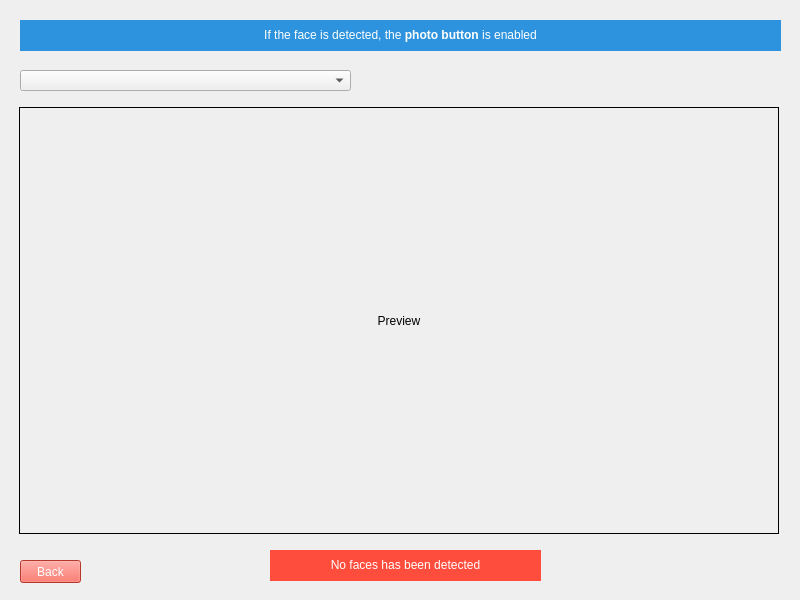
The window that LeonCam/NewPhoto.ui (kazimierczak-robert/LeonCam) describes before a commit, drawn with Qt 5.
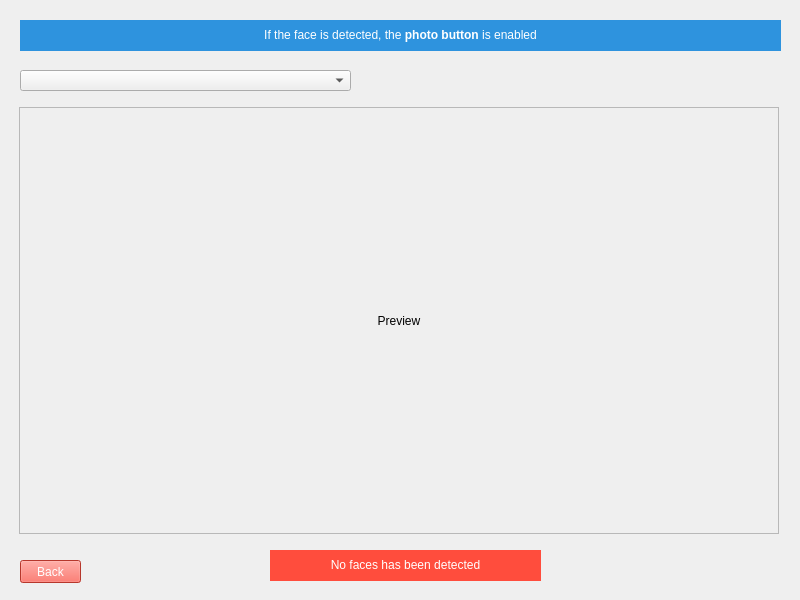
The same window after the commit. Icons and pictures are not drawn.

Diff of the .ui file:
```diff
--- a/LeonCam/NewPhoto.ui
+++ b/LeonCam/NewPhoto.ui
@@ -45,7 +45,7 @@
     </rect>
    </property>
    <property name="frameShape">
-    <enum>QFrame::Box</enum>
+    <enum>QFrame::StyledPanel</enum>
    </property>
    <property name="text">
     <string>Preview</string>
```
